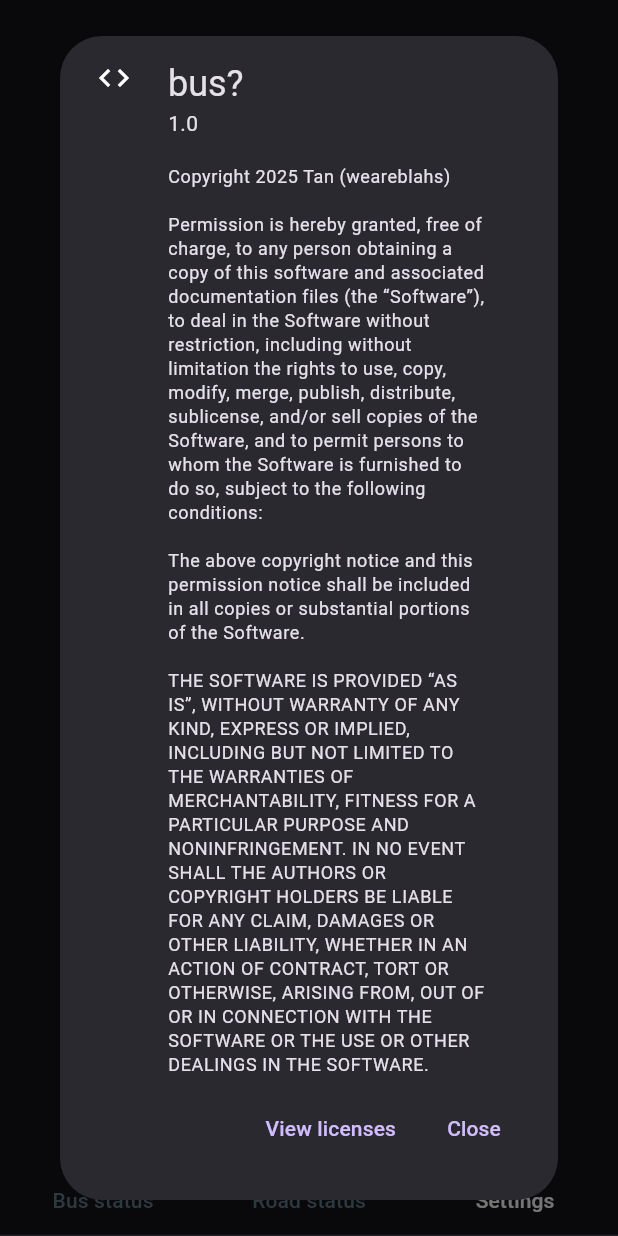
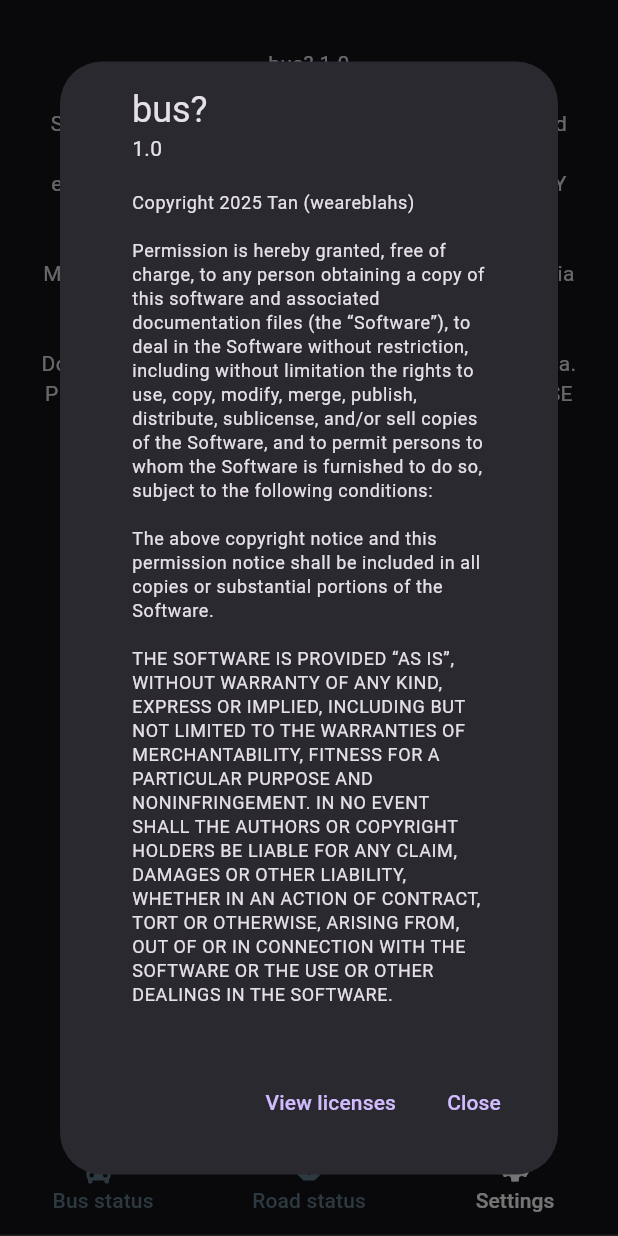
Before and after one commit to weareblahs/bus_mob, a Flutter app: the TabContainer screen opened directly, item 3 of the bottom bar chosen, after a tap on "Show Licenses", on a phone screen of 412 x 824 dp. Run offline on Flutter 3.47's test engine with Material 3 defaults, Android fonts, the phone set to English and light mode, and no system bars; our stand-ins replace go_router, hive_flutter; missing offline and left inert: gtfs_realtime_bindings, maps_launcher, osm_nominatim, restart_app; accounts and stored records are empty; network calls fail.

Commit message:
add settings page, fix padding issue on dropdown

```diff
--- a/lib/data/about/about_page.dart
+++ /dev/null
@@ -1,41 +0,0 @@
-import 'package:flutter/material.dart';
-
-class AboutPage extends StatelessWidget {
-  const AboutPage({super.key});
-
-  @override
-  Widget build(BuildContext context) {
-    return Scaffold(
-      body: Center(
-        child: ElevatedButton(
-          child: const Text('Show Licenses'),
-          onPressed:
-              () => showDialog(
-                context: context,
-                builder:
-                    (BuildContext context) => AboutDialog(
-                      applicationIcon: const Icon(Icons.code),
-                      applicationLegalese: '''
-Copyright 2025 Tan (weareblahs)
-
-Permission is hereby granted, free of charge, to any person obtaining a copy of this software and associated documentation files (the “Software”), to deal in the Software without restriction, including without limitation the rights to use, copy, modify, merge, publish, distribute, sublicense, and/or sell copies of the Software, and to permit persons to whom the Software is furnished to do so, subject to the following conditions:
-
-The above copyright notice and this permission notice shall be included in all copies or substantial portions of the Software.
-
-THE SOFTWARE IS PROVIDED “AS IS”, WITHOUT WARRANTY OF ANY KIND, EXPRESS OR IMPLIED, INCLUDING BUT NOT LIMITED TO THE WARRANTIES OF MERCHANTABILITY, FITNESS FOR A PARTICULAR PURPOSE AND NONINFRINGEMENT. IN NO EVENT SHALL THE AUTHORS OR COPYRIGHT HOLDERS BE LIABLE FOR ANY CLAIM, DAMAGES OR OTHER LIABILITY, WHETHER IN AN ACTION OF CONTRACT, TORT OR OTHERWISE, ARISING FROM, OUT OF OR IN CONNECTION WITH THE SOFTWARE OR THE USE OR OTHER DEALINGS IN THE SOFTWARE.
-
-Static and realtime data for rapidPenang, rapidKL and rapidPahang buses sourced from Prasarana's GTFS endpoints via data.gov.my which is used under CC BY 4.0.
-
-Map data © OpenStreetMap Contributors. Retrieved via Nominatim.
-
-Do note that data could be inaccurate for realtime data. Please check official sources, such as myRapid PULSE for accurate realtime data information.
-''',
-                      applicationName: 'bus?',
-                      applicationVersion: '1.0',
-                    ),
-              ),
-        ),
-      ),
-    );
-  }
-}
--- /dev/null
+++ b/lib/data/about/settings_page.dart
@@ -0,0 +1,60 @@
+import 'package:flutter/material.dart';
+
+class SettingsPage extends StatelessWidget {
+  const SettingsPage({super.key});
+
+  @override
+  Widget build(BuildContext context) {
+    return Scaffold(
+      body: Padding(
+        padding: EdgeInsets.all(24),
+        child: Column(
+          children: [
+            // settings
+            Card(
+              child: Column(
+                crossAxisAlignment: CrossAxisAlignment.stretch,
+                children: [],
+              ),
+            ),
+            // license
+            Text(
+              '''
+bus? 1.0
+
+Static and realtime data for rapidPenang, rapidKL and rapidPahang buses sourced from Prasarana's GTFS endpoints via data.gov.my which is used under CC BY 4.0.
+
+Map data © OpenStreetMap Contributors. Retrieved via Nominatim.
+
+Do note that data could be inaccurate for realtime data. Please check official sources, such as myRapid PULSE for accurate realtime data information.''',
+              textAlign: TextAlign.center,
+            ),
+            Center(
+              child: ElevatedButton(
+                child: Text('Show Licenses'),
+                onPressed:
+                    () => showDialog(
+                      context: context,
+                      builder:
+                          (BuildContext context) => AboutDialog(
+                            applicationLegalese: '''
+Copyright 2025 Tan (weareblahs)
+
+Permission is hereby granted, free of charge, to any person obtaining a copy of this software and associated documentation files (the “Software”), to deal in the Software without restriction, including without limitation the rights to use, copy, modify, merge, publish, distribute, sublicense, and/or sell copies of the Software, and to permit persons to whom the Software is furnished to do so, subject to the following conditions:
+
+The above copyright notice and this permission notice shall be included in all copies or substantial portions of the Software.
+
+THE SOFTWARE IS PROVIDED “AS IS”, WITHOUT WARRANTY OF ANY KIND, EXPRESS OR IMPLIED, INCLUDING BUT NOT LIMITED TO THE WARRANTIES OF MERCHANTABILITY, FITNESS FOR A PARTICULAR PURPOSE AND NONINFRINGEMENT. IN NO EVENT SHALL THE AUTHORS OR COPYRIGHT HOLDERS BE LIABLE FOR ANY CLAIM, DAMAGES OR OTHER LIABILITY, WHETHER IN AN ACTION OF CONTRACT, TORT OR OTHERWISE, ARISING FROM, OUT OF OR IN CONNECTION WITH THE SOFTWARE OR THE USE OR OTHER DEALINGS IN THE SOFTWARE.
+                      ''',
+                            applicationName: 'bus?',
+                            applicationVersion: '1.0',
+                          ),
+                    ),
+              ),
+            ),
+          ],
+        ),
+      ),
+    );
+  }
+}
--- a/lib/data/container/tab_container.dart
+++ b/lib/data/container/tab_container.dart
@@ -1,4 +1,4 @@
-import 'package:bus_mob/data/about/about_page.dart';
+import 'package:bus_mob/data/about/settings_page.dart';
 import 'package:bus_mob/data/screens/home.dart';
 import 'package:bus_mob/data/screens/road_landing_screen.dart';
 import 'package:flutter/material.dart';
@@ -25,7 +25,7 @@ class _TabContainerState extends State<TabContainer> {
       length: 3,
       child: Scaffold(
         body: const TabBarView(
-          children: [HomeScreen(), RoadLandingScreen(), AboutPage()],
+          children: [HomeScreen(), RoadLandingScreen(), SettingsPage()],
         ),
         bottomNavigationBar: TabBar(
           labelPadding: EdgeInsets.all(8),
--- a/lib/data/screens/home.dart
+++ b/lib/data/screens/home.dart
@@ -122,36 +122,31 @@ class _HomeScreenState extends State<HomeScreen> {
     return RefreshIndicator(
       onRefresh: _reload,
       child: Scaffold(
-        // swipe down to refresh route info
-        body: Column(
-          children: [
-            Padding(
-              padding: EdgeInsets.fromLTRB(32, 64, 32, 0),
-              child: Column(
+        body: ListView(
+          padding: const EdgeInsets.fromLTRB(0, 32, 0, 32),
           children: [
             if (providers.isNotEmpty)
-                    DropdownMenu(
+              Padding(
+                padding: EdgeInsets.fromLTRB(16, 0, 16, 0),
+                child: DropdownMenu(
                   dropdownMenuEntries: providers,
                   initialSelection: config.get("route"),
                   onSelected: (value) async {
                     config.put("route", value);
-                        _refresh();
+                    _reload();
                   },
                 ),
-                ],
               ),
-            ),
+            const SizedBox(height: 16),
             if (info.isEmpty && !isLoading)
-              Expanded(
-                child: Padding(
-                  padding: EdgeInsets.all(16.0),
-                  child: Column(
-                    children: [
+              Column(
+                children: const [
                   Text(
                     "Realtime data unavailable.",
                     style: TextStyle(fontSize: 32),
                     textAlign: TextAlign.center,
                   ),
+                  SizedBox(height: 8),
                   Text(
                     "Please select another route and try again.",
                     style: TextStyle(fontSize: 16),
@@ -159,34 +154,21 @@ class _HomeScreenState extends State<HomeScreen> {
                   ),
                 ],
               ),
-                ),
-              ),
             if (isLoading)
-              Expanded(
-                child: Center(
+              Center(
                 child: Column(
                   mainAxisAlignment: MainAxisAlignment.center,
                   children: [
-                      CircularProgressIndicator(),
-                      Padding(padding: EdgeInsets.all(4.0), child: Text(msg)),
+                    const CircularProgressIndicator(),
+                    Padding(
+                      padding: const EdgeInsets.all(4.0),
+                      child: Text(msg),
+                    ),
                   ],
                 ),
               ),
-              ),
-            if (!isLoading)
-              Expanded(
-                child: SafeArea(
-                  top: false,
-                  maintainBottomViewPadding: false,
-                  child: Expanded(
-                    child: ListView.builder(
-                      itemCount: info.length,
-                      itemBuilder:
-                          (context, index) => DataCard(busInfo: info[index]),
-                    ),
-                  ),
-                ),
-              ),
+            if (!isLoading && info.isNotEmpty)
+              ...info.map((item) => DataCard(busInfo: item)),
           ],
         ),
       ),
```
Lines whose indentation alone changed are shown as unchanged.
